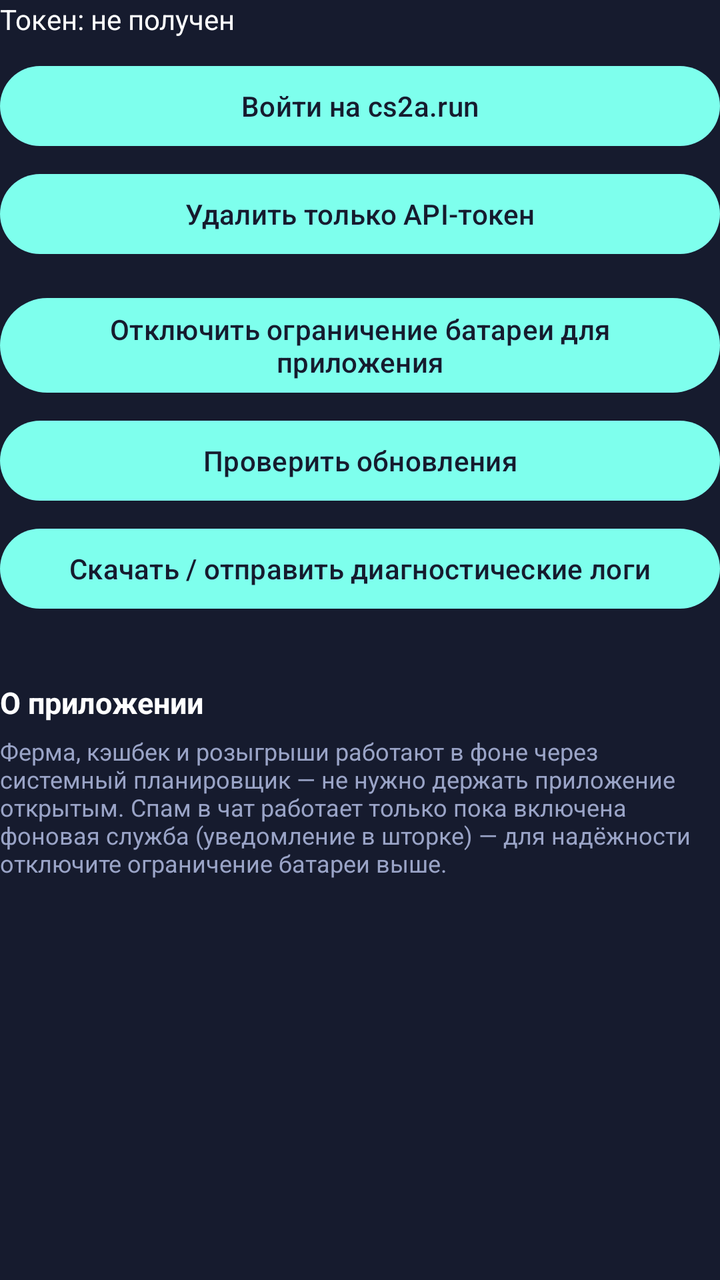
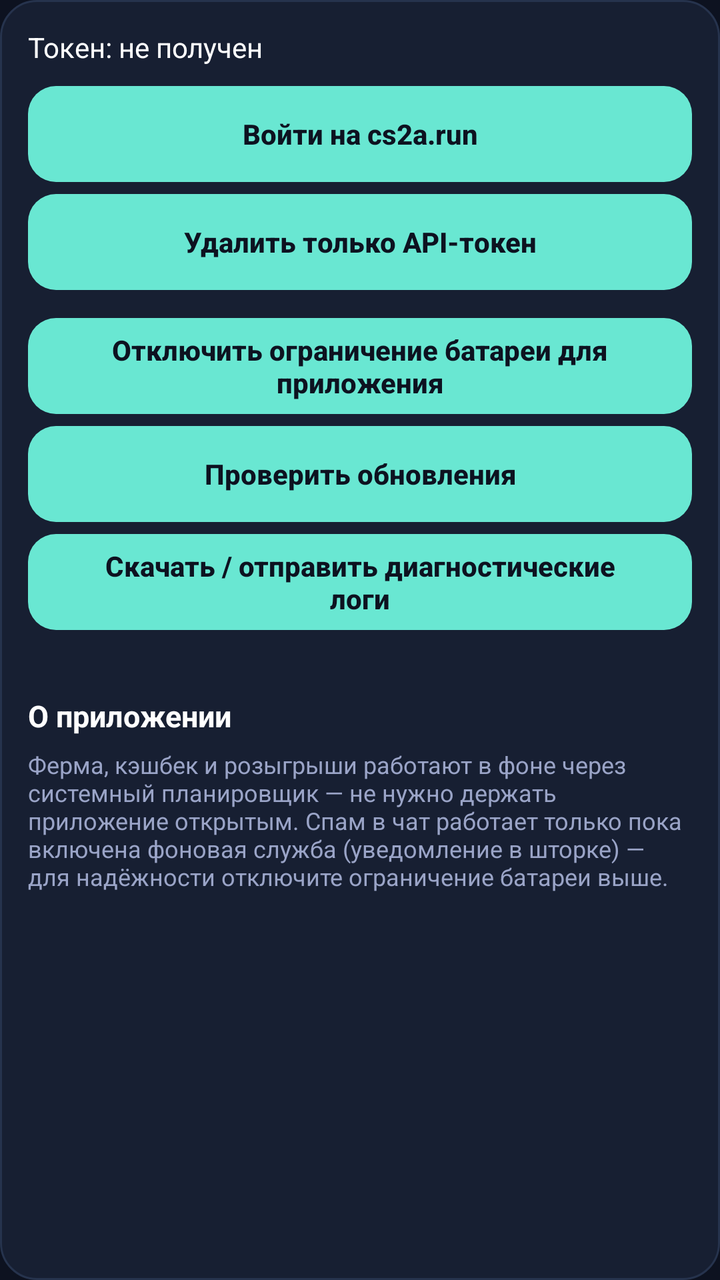

An Android layout rendered at two revisions. The XML below is the earlier revision; the diff shows what the commit changed to produce the second picture.
<!-- AndroidManifest.xml: application theme Theme.Cs2a -->
<!-- res/layout/panel_status.xml -->
<?xml version="1.0" encoding="utf-8"?>
<LinearLayout xmlns:android="http://schemas.android.com/apk/res/android"
    android:layout_width="match_parent"
    android:layout_height="wrap_content"
    android:orientation="vertical">

    <TextView android:id="@+id/tokenStatus" android:layout_width="match_parent" android:layout_height="wrap_content" android:text="Токен: не получен" android:textColor="@color/text" />
    <Button android:id="@+id/loginBtn" android:layout_width="match_parent" android:layout_height="wrap_content" android:text="Войти на cs2a.run" android:layout_marginTop="10dp" />
    <Button android:id="@+id/logoutBtn" android:layout_width="match_parent" android:layout_height="wrap_content" android:text="Удалить только API-токен" android:layout_marginTop="6dp" />
    <Button android:id="@+id/batteryBtn" android:layout_width="match_parent" android:layout_height="wrap_content" android:text="Отключить ограничение батареи для приложения" android:layout_marginTop="14dp" />
    <Button android:id="@+id/updateBtn" android:layout_width="match_parent" android:layout_height="wrap_content" android:text="Проверить обновления" android:layout_marginTop="6dp" />
    <Button android:id="@+id/exportLogsBtn" android:layout_width="match_parent" android:layout_height="wrap_content" android:text="Скачать / отправить диагностические логи" android:layout_marginTop="6dp" />
    <TextView android:id="@+id/appVersion" android:layout_width="match_parent" android:layout_height="wrap_content" android:textColor="@color/textDim" android:textSize="11sp" android:layout_marginTop="4dp" />

    <TextView style="@style/CardLabel" android:text="О приложении" />
    <TextView android:layout_width="match_parent" android:layout_height="wrap_content" android:textColor="@color/textDim" android:textSize="12sp"
        android:text="Ферма, кэшбек и розыгрыши работают в фоне через системный планировщик — не нужно держать приложение открытым. Спам в чат работает только пока включена фоновая служба (уведомление в шторке) — для надёжности отключите ограничение батареи выше." />
</LinearLayout>
<!-- resources referenced by this layout -->
<resources>
  <color name="text">#ffffff</color>
  <color name="textDim">#9aa4c7</color>
  <style name="CardLabel">
          <item name="android:layout_width">wrap_content</item>
          <item name="android:layout_height">wrap_content</item>
          <item name="android:textColor">@color/text</item>
          <item name="android:textStyle">bold</item>
          <item name="android:textSize">15sp</item>
          <item name="android:layout_marginTop">14dp</item>
          <item name="android:layout_marginBottom">6dp</item>
      </style>
  <style name="Theme.Cs2a" parent="Theme.Material3.DayNight.NoActionBar">
          <item name="android:windowBackground">@color/bg</item>
          <item name="colorPrimary">@color/accent</item>
          <item name="colorOnPrimary">@color/bg</item>
          <item name="android:statusBarColor" tools:targetApi="21">@color/bg</item>
      </style>
  <color name="bg">#161b2e</color>
  <color name="accent">#7effed</color>
</resources>

<!-- the commit's change to res/layout/panel_status.xml (unified diff, before → after) -->
@@ -2,7 +2,10 @@
 <LinearLayout xmlns:android="http://schemas.android.com/apk/res/android"
     android:layout_width="match_parent"
     android:layout_height="wrap_content"
-    android:orientation="vertical">
+    android:orientation="vertical"
+    android:background="@drawable/panel_surface"
+    android:padding="14dp"
+    android:layout_marginBottom="10dp">
 
     <TextView android:id="@+id/tokenStatus" android:layout_width="match_parent" android:layout_height="wrap_content" android:text="Токен: не получен" android:textColor="@color/text" />
     <Button android:id="@+id/loginBtn" android:layout_width="match_parent" android:layout_height="wrap_content" android:text="Войти на cs2a.run" android:layout_marginTop="10dp" />
<!-- resource entries referenced after the edit -->
@@ -2,6 +2,13 @@
 <resources>
   <color name="text">#ffffff</color>
   <color name="textDim">#9aa4c7</color>
+  <!-- drawable panel_surface (drawable) -->
+  <?xml version="1.0" encoding="utf-8"?>
+  <shape xmlns:android="http://schemas.android.com/apk/res/android" android:shape="rectangle">
+      <solid android:color="@color/card" />
+      <corners android:radius="18dp" />
+      <stroke android:width="1dp" android:color="@color/surface" />
+  </shape>
   <style name="CardLabel">
           <item name="android:layout_width">wrap_content</item>
           <item name="android:layout_height">wrap_content</item>
@@ -13,11 +20,26 @@
       </style>
   <style name="Theme.Cs2a" parent="Theme.Material3.DayNight.NoActionBar">
           <item name="android:windowBackground">@color/bg</item>
+          <item name="materialButtonStyle">@style/AppButton</item>
           <item name="colorPrimary">@color/accent</item>
           <item name="colorOnPrimary">@color/bg</item>
           <item name="android:statusBarColor" tools:targetApi="21">@color/bg</item>
       </style>
-  <color name="bg">#161b2e</color>
-  <color name="accent">#7effed</color>
+  <color name="card">#171F32</color>
+  <color name="surface">#26334D</color>
+  <color name="bg">#0D1220</color>
+  <style name="AppButton" parent="Widget.Material3.Button">
+          <item name="android:layout_height">48dp</item>
+          <item name="android:minHeight">48dp</item>
+          <item name="android:insetTop">0dp</item>
+          <item name="android:insetBottom">0dp</item>
+          <item name="android:insetLeft">0dp</item>
+          <item name="android:insetRight">0dp</item>
+          <item name="cornerRadius">14dp</item>
+          <item name="android:textAllCaps">false</item>
+          <item name="android:textStyle">bold</item>
+          <item name="android:letterSpacing">0</item>
+      </style>
+  <color name="accent">#69E7D2</color>
 </resources>
 
